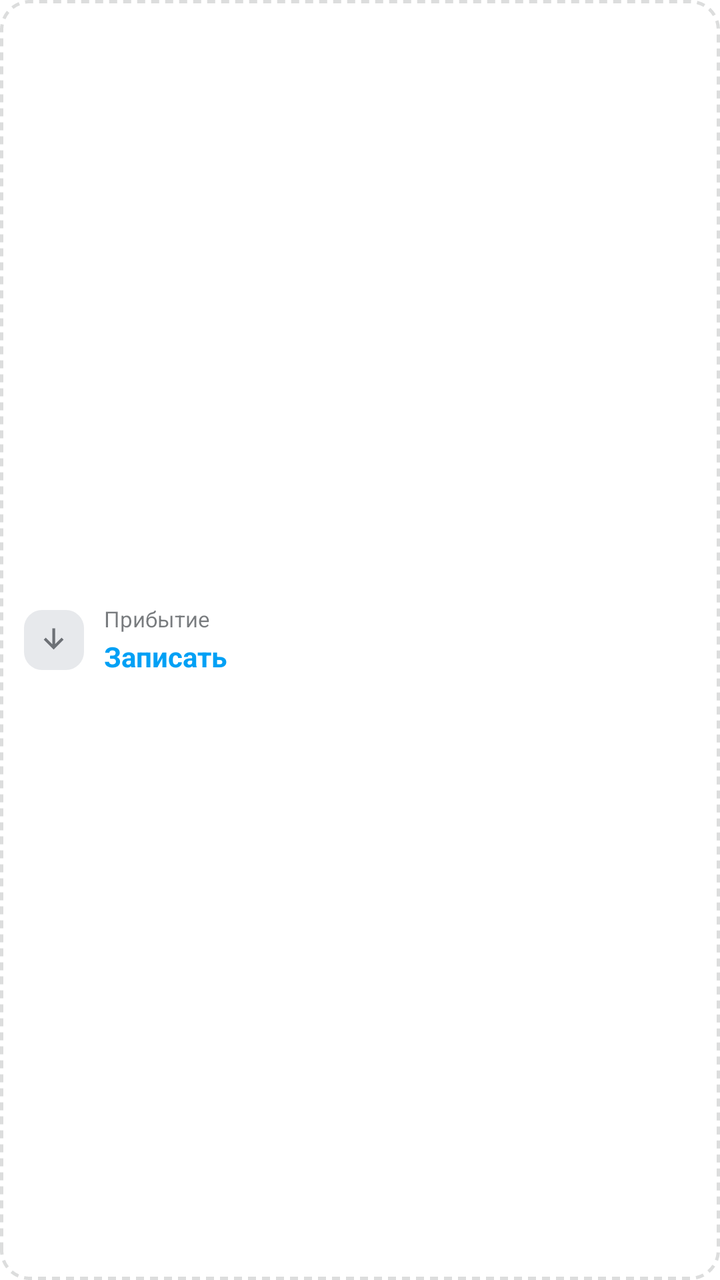
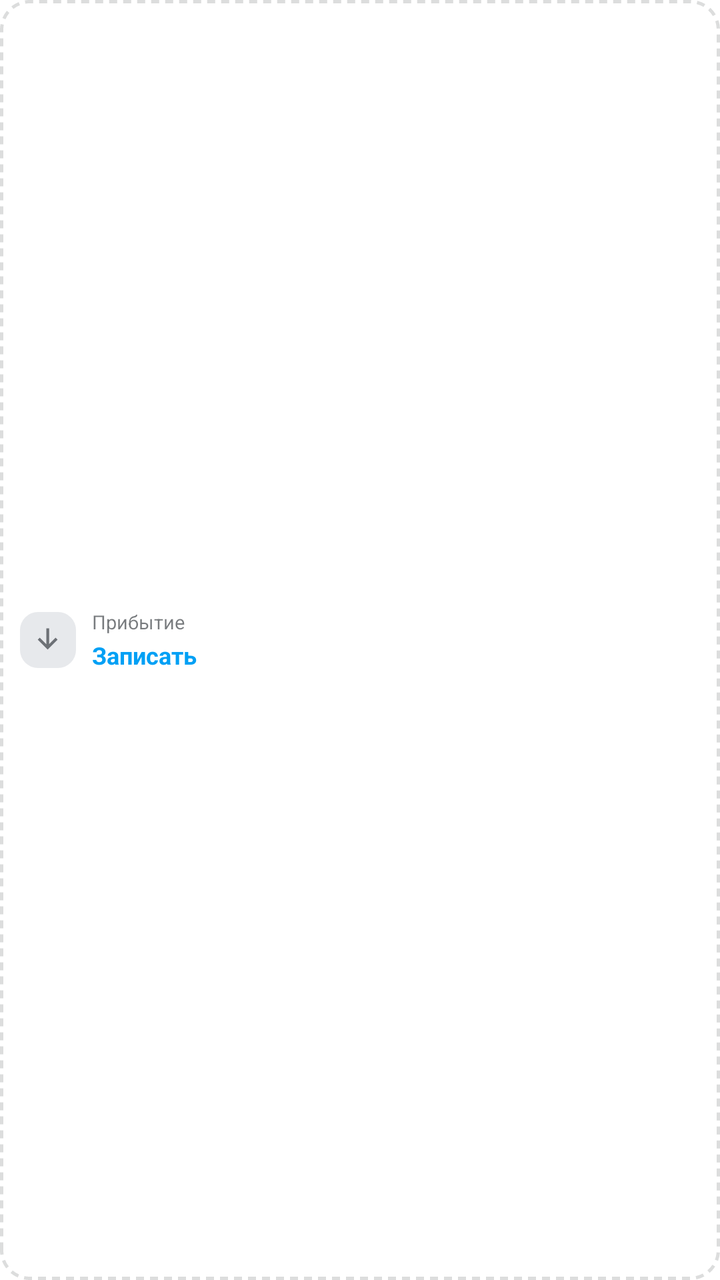

Before-and-after screenshots of an Android layout around one commit, followed by the original layout XML and the change that was made.
<!-- AndroidManifest.xml: application theme Theme.LocoDriver -->
<!-- res/layout/widget_stamp_button.xml -->
<?xml version="1.0" encoding="utf-8"?>
<LinearLayout xmlns:android="http://schemas.android.com/apk/res/android"
    android:id="@+id/stamp_root"
    android:layout_width="match_parent"
    android:layout_height="wrap_content"
    android:orientation="horizontal"
    android:gravity="center_vertical"
    android:background="@drawable/widget_stamp_active_bg"
    android:paddingHorizontal="12dp"
    android:paddingVertical="10dp">

    <FrameLayout
        android:id="@+id/stamp_icon_box"
        android:layout_width="30dp"
        android:layout_height="30dp"
        android:background="@drawable/widget_stamp_icon_pending">

        <ImageView
            android:id="@+id/stamp_icon"
            android:layout_width="17dp"
            android:layout_height="17dp"
            android:layout_gravity="center"
            android:src="@drawable/widget_ic_arrow_down"
            android:contentDescription="" />
    </FrameLayout>

    <LinearLayout
        android:layout_width="0dp"
        android:layout_height="wrap_content"
        android:layout_weight="1"
        android:layout_marginStart="10dp"
        android:orientation="vertical">

        <TextView
            android:id="@+id/stamp_label"
            android:layout_width="wrap_content"
            android:layout_height="wrap_content"
            android:text="Прибытие"
            android:textColor="@color/widget_text_muted"
            android:textSize="11sp"
            android:maxLines="1"
            android:ellipsize="end" />

        
        <TextView
            android:id="@+id/stamp_action"
            android:layout_width="wrap_content"
            android:layout_height="wrap_content"
            android:text="Записать"
            android:textColor="@color/widget_accent"
            android:textSize="14sp"
            android:textStyle="bold"
            android:layout_marginTop="2dp"
            android:maxLines="1"
            android:ellipsize="end" />

        
        <LinearLayout
            android:id="@+id/stamp_done_row"
            android:layout_width="wrap_content"
            android:layout_height="wrap_content"
            android:orientation="horizontal"
            android:gravity="center_vertical"
            android:layout_marginTop="2dp"
            android:visibility="gone">

            <TextView
                android:id="@+id/stamp_time"
                android:layout_width="wrap_content"
                android:layout_height="wrap_content"
                android:text="23:48"
                android:fontFamily="@font/jetbrains_mono_bold"
                android:textColor="@color/widget_text"
                android:textSize="16sp"
                android:maxLines="1" />

            <ImageView
                android:layout_width="13dp"
                android:layout_height="13dp"
                android:layout_marginStart="4dp"
                android:src="@drawable/widget_ic_check"
                android:contentDescription="записано" />
        </LinearLayout>
    </LinearLayout>
</LinearLayout>
<!-- resources referenced by this layout -->
<resources>
  <color name="widget_accent">#FF00A0F5</color>
  <color name="widget_text">#FF0A0E14</color>
  <color name="widget_text_muted">#8C0A0E14</color>
  <!-- drawable widget_ic_arrow_down (drawable) -->
  <?xml version="1.0" encoding="utf-8"?>
  <vector xmlns:android="http://schemas.android.com/apk/res/android"
      android:width="24dp"
      android:height="24dp"
      android:viewportWidth="24"
      android:viewportHeight="24"
      android:tint="@color/widget_text_muted">
      <path
          android:fillColor="#FFFFFFFF"
          android:pathData="M11,4v11.17l-4.59,-4.58L5,12l7,7 7,-7 -1.41,-1.41L13,15.17V4z" />
  </vector>
  <!-- drawable widget_ic_check (drawable) -->
  <?xml version="1.0" encoding="utf-8"?>
  <vector xmlns:android="http://schemas.android.com/apk/res/android"
      android:width="24dp"
      android:height="24dp"
      android:viewportWidth="24"
      android:viewportHeight="24"
      android:tint="@color/widget_success">
      <path
          android:fillColor="#FFFFFFFF"
          android:pathData="M9,16.17L4.83,12l-1.42,1.41L9,19 21,7l-1.41,-1.41z" />
  </vector>
  <!-- drawable widget_stamp_active_bg (drawable) -->
  <?xml version="1.0" encoding="utf-8"?>
  <shape xmlns:android="http://schemas.android.com/apk/res/android"
      android:shape="rectangle">
      <solid android:color="@android:color/transparent" />
      <corners android:radius="14dp" />
      <stroke
          android:width="1.5dp"
          android:color="@color/widget_border_strong"
          android:dashWidth="4dp"
          android:dashGap="3dp" />
  </shape>
  <!-- drawable widget_stamp_icon_pending (drawable) -->
  <?xml version="1.0" encoding="utf-8"?>
  <shape xmlns:android="http://schemas.android.com/apk/res/android"
      android:shape="rectangle">
      <solid android:color="@color/widget_track" />
      <corners android:radius="9dp" />
  </shape>
  <style name="Theme.LocoDriver" parent="android:Theme.Material.Light.NoActionBar">
          <item name="android:statusBarColor">@android:color/transparent</item>
          <item name="android:navigationBarColor">@android:color/transparent</item>
          <item name="android:windowLightStatusBar">false</item>
          <item name="android:windowLightNavigationBar">false</item>
          
          <item name="android:windowBackground">@color/splash_bg</item>
      </style>
  <color name="widget_success">#FF00B341</color>
  <color name="widget_border_strong">#240A0E14</color>
  <color name="widget_track">#FFE7E9EC</color>
  <color name="splash_bg">#FFFFFFFF</color>
</resources>

<!-- the commit's change to res/layout/widget_stamp_button.xml (unified diff, before → after) -->
@@ -6,13 +6,13 @@
     android:orientation="horizontal"
     android:gravity="center_vertical"
     android:background="@drawable/widget_stamp_active_bg"
-    android:paddingHorizontal="12dp"
+    android:paddingHorizontal="10dp"
     android:paddingVertical="10dp">
 
     <FrameLayout
         android:id="@+id/stamp_icon_box"
-        android:layout_width="30dp"
-        android:layout_height="30dp"
+        android:layout_width="28dp"
+        android:layout_height="28dp"
         android:background="@drawable/widget_stamp_icon_pending">
 
         <ImageView
@@ -28,7 +28,7 @@
         android:layout_width="0dp"
         android:layout_height="wrap_content"
         android:layout_weight="1"
-        android:layout_marginStart="10dp"
+        android:layout_marginStart="8dp"
         android:orientation="vertical">
 
         <TextView
@@ -37,7 +37,7 @@
             android:layout_height="wrap_content"
             android:text="Прибытие"
             android:textColor="@color/widget_text_muted"
-            android:textSize="11sp"
+            android:textSize="9.5sp"
             android:maxLines="1"
             android:ellipsize="end" />
 
@@ -48,7 +48,7 @@
             android:layout_height="wrap_content"
             android:text="Записать"
             android:textColor="@color/widget_accent"
-            android:textSize="14sp"
+            android:textSize="12sp"
             android:textStyle="bold"
             android:layout_marginTop="2dp"
             android:maxLines="1"
@@ -71,13 +71,13 @@
                 android:text="23:48"
                 android:fontFamily="@font/jetbrains_mono_bold"
                 android:textColor="@color/widget_text"
-                android:textSize="16sp"
+                android:textSize="14sp"
                 android:maxLines="1" />
 
             <ImageView
-                android:layout_width="13dp"
-                android:layout_height="13dp"
-                android:layout_marginStart="4dp"
+                android:layout_width="11dp"
+                android:layout_height="11dp"
+                android:layout_marginStart="3dp"
                 android:src="@drawable/widget_ic_check"
                 android:contentDescription="записано" />
         </LinearLayout>
